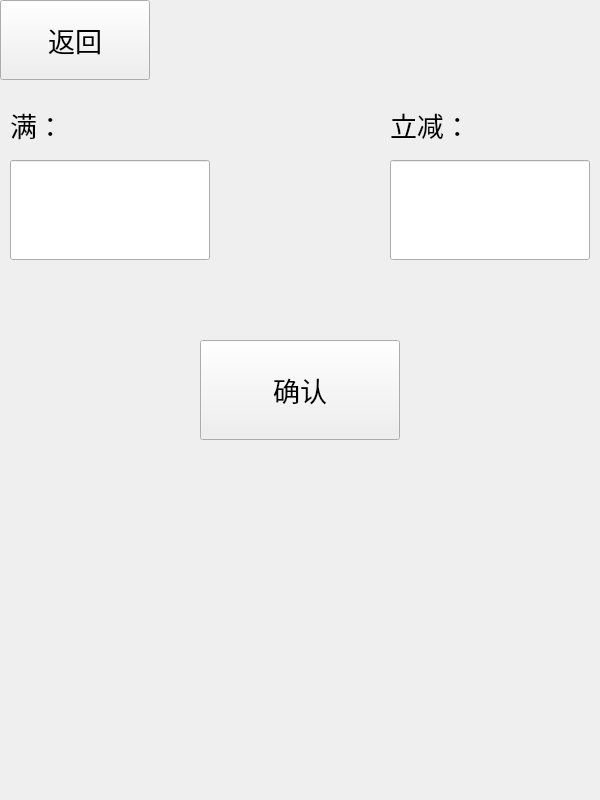
Above: business/good_act.ui from chichuxwx/Food-delivery-platform before the change. Below: the same form after it.
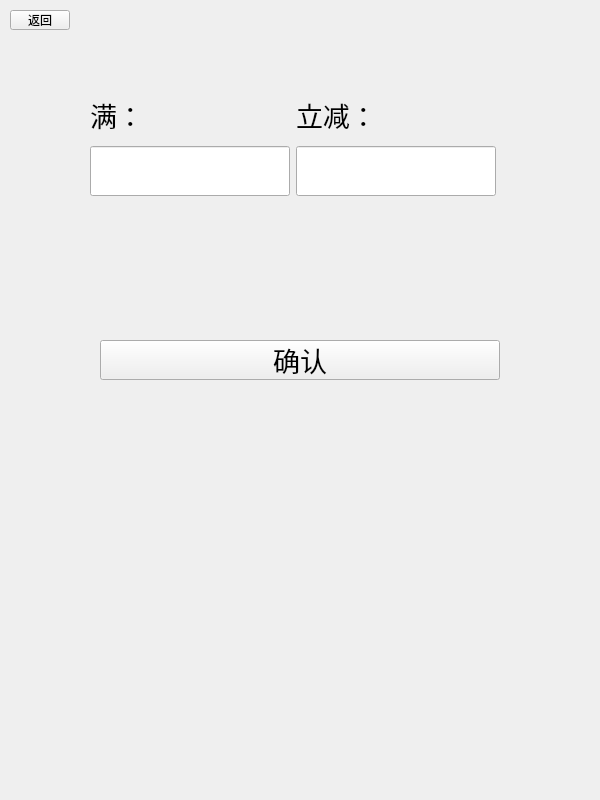
That is the form after the change.

What changed in the file:
```diff
--- a/business/good_act.ui
+++ b/business/good_act.ui
@@ -25,135 +25,55 @@
   <property name="windowTitle">
    <string>Form</string>
   </property>
-  <widget class="QLabel" name="label">
-   <property name="geometry">
-    <rect>
-     <x>10</x>
-     <y>100</y>
-     <width>100</width>
-     <height>50</height>
-    </rect>
-   </property>
-   <property name="minimumSize">
-    <size>
-     <width>100</width>
-     <height>50</height>
-    </size>
-   </property>
-   <property name="font">
-    <font>
-     <pointsize>20</pointsize>
-    </font>
-   </property>
-   <property name="text">
-    <string>满：</string>
-   </property>
-  </widget>
   <widget class="QPushButton" name="pushButton">
    <property name="geometry">
     <rect>
-     <x>0</x>
-     <y>0</y>
-     <width>150</width>
-     <height>80</height>
+     <x>10</x>
+     <y>10</y>
+     <width>60</width>
+     <height>20</height>
     </rect>
    </property>
    <property name="minimumSize">
     <size>
-     <width>150</width>
-     <height>80</height>
+     <width>60</width>
+     <height>20</height>
     </size>
    </property>
    <property name="maximumSize">
     <size>
-     <width>150</width>
-     <height>80</height>
+     <width>60</width>
+     <height>20</height>
     </size>
    </property>
    <property name="font">
     <font>
-     <pointsize>20</pointsize>
+     <pointsize>9</pointsize>
     </font>
    </property>
    <property name="text">
     <string>返回</string>
    </property>
   </widget>
-  <widget class="QLineEdit" name="lineEdit_value_desc">
-   <property name="geometry">
-    <rect>
-     <x>390</x>
-     <y>160</y>
-     <width>200</width>
-     <height>100</height>
-    </rect>
-   </property>
-   <property name="minimumSize">
-    <size>
-     <width>200</width>
-     <height>100</height>
-    </size>
-   </property>
-  </widget>
-  <widget class="QLineEdit" name="lineEdit_value">
-   <property name="geometry">
-    <rect>
-     <x>10</x>
-     <y>160</y>
-     <width>200</width>
-     <height>100</height>
-    </rect>
-   </property>
-   <property name="minimumSize">
-    <size>
-     <width>200</width>
-     <height>100</height>
-    </size>
-   </property>
-  </widget>
-  <widget class="QLabel" name="label_2">
-   <property name="geometry">
-    <rect>
-     <x>390</x>
-     <y>100</y>
-     <width>100</width>
-     <height>50</height>
-    </rect>
-   </property>
-   <property name="minimumSize">
-    <size>
-     <width>100</width>
-     <height>50</height>
-    </size>
-   </property>
-   <property name="font">
-    <font>
-     <pointsize>20</pointsize>
-    </font>
-   </property>
-   <property name="text">
-    <string>立减：</string>
-   </property>
-  </widget>
   <widget class="QPushButton" name="pushButton_2">
    <property name="geometry">
     <rect>
-     <x>200</x>
+     <x>100</x>
      <y>340</y>
-     <width>200</width>
-     <height>100</height>
+     <width>400</width>
+     <height>40</height>
     </rect>
    </property>
    <property name="minimumSize">
     <size>
-     <width>200</width>
-     <height>100</height>
+     <width>400</width>
+     <height>40</height>
     </size>
    </property>
    <property name="maximumSize">
     <size>
-     <width>200</width>
-     <height>100</height>
+     <width>400</width>
+     <height>40</height>
     </size>
    </property>
    <property name="font">
@@ -165,6 +85,86 @@
     <string>确认</string>
    </property>
   </widget>
+  <widget class="QWidget" name="">
+   <property name="geometry">
+    <rect>
+     <x>90</x>
+     <y>90</y>
+     <width>411</width>
+     <height>130</height>
+    </rect>
+   </property>
+   <layout class="QFormLayout" name="formLayout">
+    <item row="0" column="0">
+     <widget class="QLabel" name="label">
+      <property name="minimumSize">
+       <size>
+        <width>100</width>
+        <height>50</height>
+       </size>
+      </property>
+      <property name="font">
+       <font>
+        <pointsize>20</pointsize>
+       </font>
+      </property>
+      <property name="text">
+       <string>满：</string>
+      </property>
+     </widget>
+    </item>
+    <item row="0" column="1">
+     <widget class="QLabel" name="label_2">
+      <property name="minimumSize">
+       <size>
+        <width>100</width>
+        <height>50</height>
+       </size>
+      </property>
+      <property name="font">
+       <font>
+        <pointsize>20</pointsize>
+       </font>
+      </property>
+      <property name="text">
+       <string>立减：</string>
+      </property>
+     </widget>
+    </item>
+    <item row="1" column="0">
+     <widget class="QLineEdit" name="lineEdit_value">
+      <property name="minimumSize">
+       <size>
+        <width>200</width>
+        <height>50</height>
+       </size>
+      </property>
+      <property name="maximumSize">
+       <size>
+        <width>200</width>
+        <height>50</height>
+       </size>
+      </property>
+     </widget>
+    </item>
+    <item row="1" column="1">
+     <widget class="QLineEdit" name="lineEdit_value_desc">
+      <property name="minimumSize">
+       <size>
+        <width>200</width>
+        <height>50</height>
+       </size>
+      </property>
+      <property name="maximumSize">
+       <size>
+        <width>200</width>
+        <height>50</height>
+       </size>
+      </property>
+     </widget>
+    </item>
+   </layout>
+  </widget>
  </widget>
  <resources/>
  <connections/>
```
